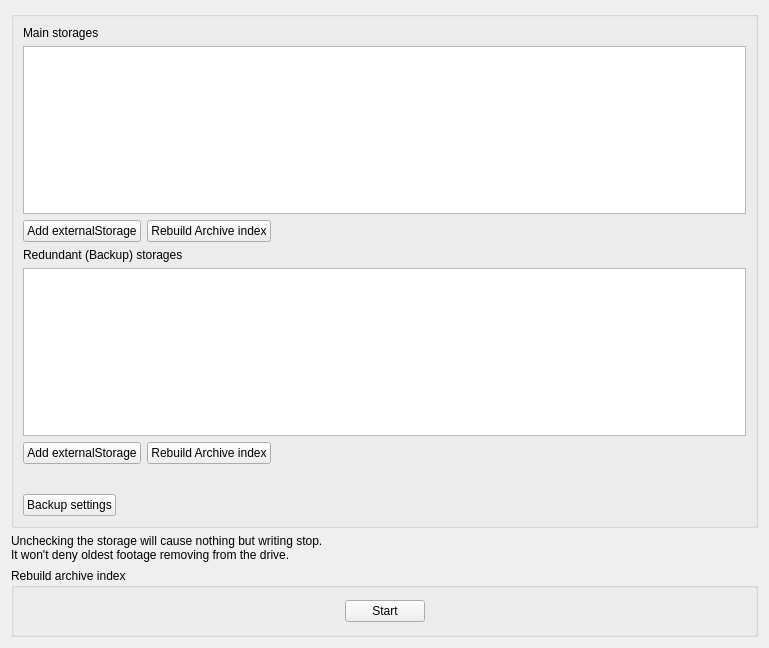
Before: the Qt Designer form client/src/ui/widgets/properties/storage_config_widget.ui in networkoptix/nx_open, drawn with Qt 5.
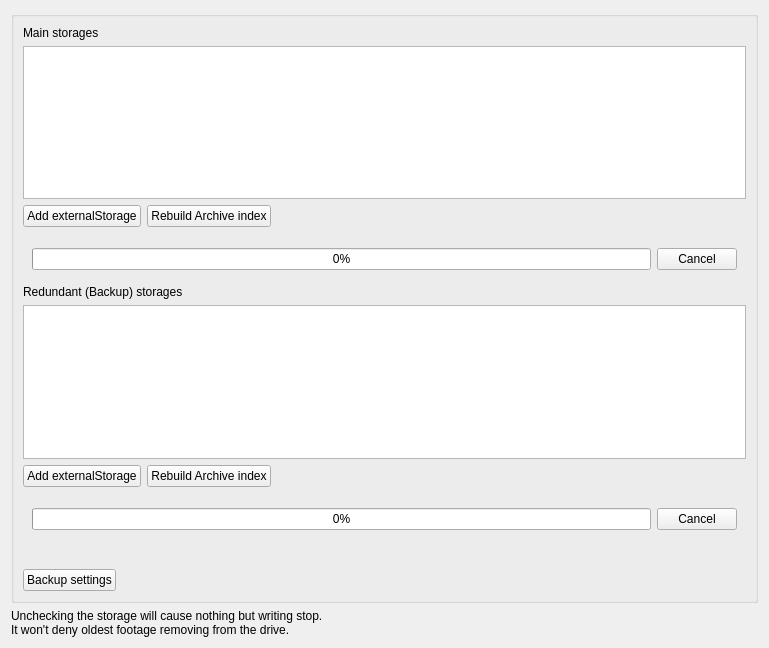
After: the same form once the commit is applied. The open tabs and pages were chosen to show the change. Custom widgets are drawn as their Qt base class.

Commit message:
(VMS-1036) - rebuild archive done
<==== Mercurial data ====>
Branch: x_vms_947_redundant_storage_2

The edit to the form file:
```diff
--- a/client/src/ui/widgets/properties/storage_config_widget.ui
+++ b/client/src/ui/widgets/properties/storage_config_widget.ui
@@ -83,6 +83,44 @@
         </item>
        </layout>
       </item>
+      <item>
+       <widget class="QStackedWidget" name="stackedWidgetMain">
+        <property name="currentIndex">
+         <number>0</number>
+        </property>
+        <widget class="QWidget" name="rebuildPreparePage">
+         <layout class="QHBoxLayout" name="horizontalLayout_4"/>
+        </widget>
+        <widget class="QWidget" name="rebuildProgressPage">
+         <layout class="QVBoxLayout" name="verticalLayout_3">
+          <item>
+           <widget class="QnWordWrappedLabel" name="rebuildStatusLabelMain" native="true"/>
+          </item>
+          <item>
+           <layout class="QHBoxLayout" name="horizontalLayout_7">
+            <item>
+             <widget class="QProgressBar" name="rebuildProgressBarMain">
+              <property name="enabled">
+               <bool>true</bool>
+              </property>
+              <property name="value">
+               <number>0</number>
+              </property>
+             </widget>
+            </item>
+            <item>
+             <widget class="QPushButton" name="rebuildStopButtonMain">
+              <property name="text">
+               <string>Cancel</string>
+              </property>
+             </widget>
+            </item>
+           </layout>
+          </item>
+         </layout>
+        </widget>
+       </widget>
+      </item>
       <item>
        <widget class="QLabel" name="label_2">
         <property name="text">
@@ -155,6 +193,44 @@
         </item>
        </layout>
       </item>
+      <item>
+       <widget class="QStackedWidget" name="stackedWidgetBackup">
+        <property name="currentIndex">
+         <number>0</number>
+        </property>
+        <widget class="QWidget" name="rebuildPreparePage">
+         <layout class="QHBoxLayout" name="horizontalLayout_4"/>
+        </widget>
+        <widget class="QWidget" name="rebuildProgressPage">
+         <layout class="QVBoxLayout" name="verticalLayout_3">
+          <item>
+           <widget class="QnWordWrappedLabel" name="rebuildStatusLabelBackup" native="true"/>
+          </item>
+          <item>
+           <layout class="QHBoxLayout" name="horizontalLayout_7">
+            <item>
+             <widget class="QProgressBar" name="rebuildProgressBarBackup">
+              <property name="enabled">
+               <bool>true</bool>
+              </property>
+              <property name="value">
+               <number>0</number>
+              </property>
+             </widget>
+            </item>
+            <item>
+             <widget class="QPushButton" name="rebuildStopButtonBackup">
+              <property name="text">
+               <string>Cancel</string>
+              </property>
+             </widget>
+            </item>
+           </layout>
+          </item>
+         </layout>
+        </widget>
+       </widget>
+      </item>
       <item>
        <spacer name="verticalSpacer">
         <property name="orientation">
@@ -206,102 +282,6 @@
      </property>
     </widget>
    </item>
-   <item>
-    <widget class="QGroupBox" name="rebuildGroupBox">
-     <property name="title">
-      <string>Rebuild archive index</string>
-     </property>
-     <layout class="QHBoxLayout" name="horizontalLayout_2">
-      <property name="spacing">
-       <number>0</number>
-      </property>
-      <property name="leftMargin">
-       <number>0</number>
-      </property>
-      <property name="topMargin">
-       <number>0</number>
-      </property>
-      <property name="rightMargin">
-       <number>0</number>
-      </property>
-      <property name="bottomMargin">
-       <number>0</number>
-      </property>
-      <item>
-       <widget class="QStackedWidget" name="stackedWidget">
-        <property name="currentIndex">
-         <number>0</number>
-        </property>
-        <widget class="QWidget" name="rebuildPreparePage">
-         <layout class="QHBoxLayout" name="horizontalLayout_4">
-          <item>
-           <spacer name="horizontalSpacer">
-            <property name="orientation">
-             <enum>Qt::Horizontal</enum>
-            </property>
-            <property name="sizeHint" stdset="0">
-             <size>
-              <width>40</width>
-              <height>20</height>
-             </size>
-            </property>
-           </spacer>
-          </item>
-          <item>
-           <widget class="QPushButton" name="rebuildStartButton">
-            <property name="text">
-             <string>Start</string>
-            </property>
-           </widget>
-          </item>
-          <item>
-           <spacer name="horizontalSpacer_2">
-            <property name="orientation">
-             <enum>Qt::Horizontal</enum>
-            </property>
-            <property name="sizeHint" stdset="0">
-             <size>
-              <width>40</width>
-              <height>20</height>
-             </size>
-            </property>
-           </spacer>
-          </item>
-         </layout>
-        </widget>
-        <widget class="QWidget" name="rebuildProgressPage">
-         <layout class="QVBoxLayout" name="verticalLayout_3">
-          <item>
-           <widget class="QnWordWrappedLabel" name="rebuildStatusLabel" native="true"/>
-          </item>
-          <item>
-           <layout class="QHBoxLayout" name="horizontalLayout_7">
-            <item>
-             <widget class="QProgressBar" name="rebuildProgressBar">
-              <property name="enabled">
-               <bool>true</bool>
-              </property>
-              <property name="value">
-               <number>0</number>
-              </property>
-             </widget>
-            </item>
-            <item>
-             <widget class="QPushButton" name="rebuildStopButton">
-              <property name="text">
-               <string>Cancel</string>
-              </property>
-             </widget>
-            </item>
-           </layout>
-          </item>
-         </layout>
-        </widget>
-       </widget>
-      </item>
-     </layout>
-    </widget>
-   </item>
   </layout>
  </widget>
  <customwidgets>
```
Left out of the diff: 4 changed lines with no effect on the pictures. The commit also changes 15 other files.
